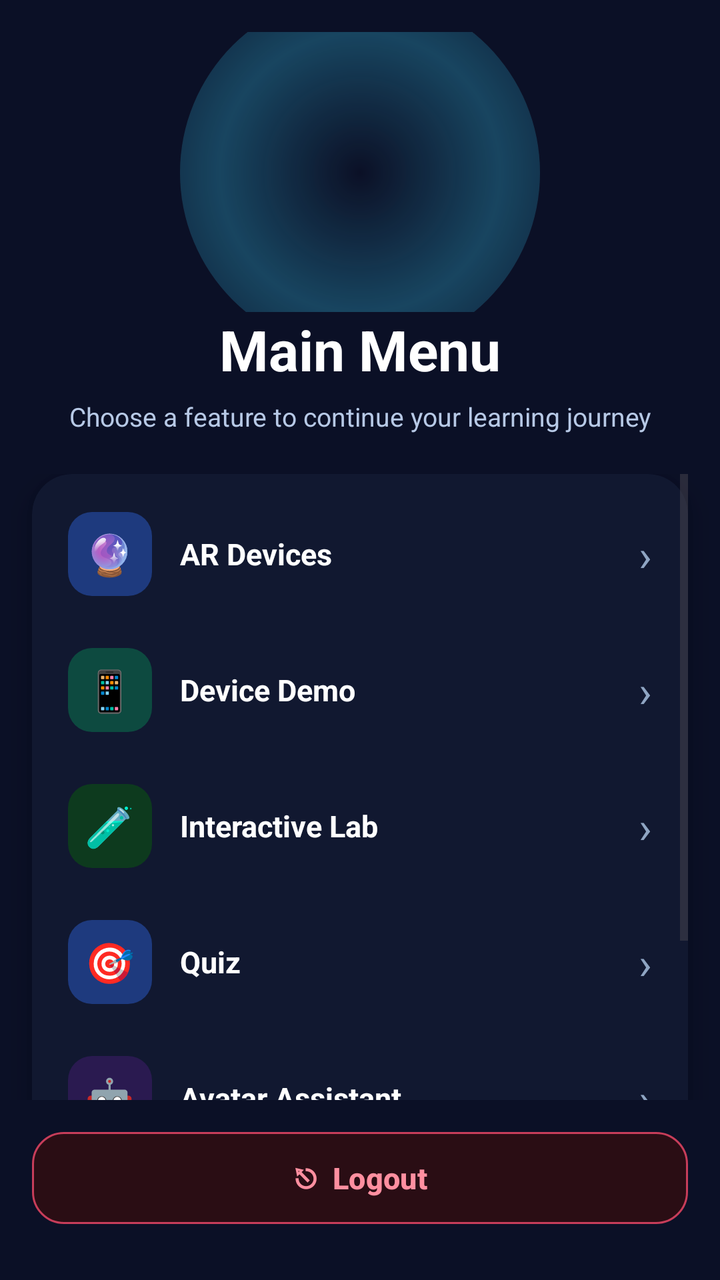
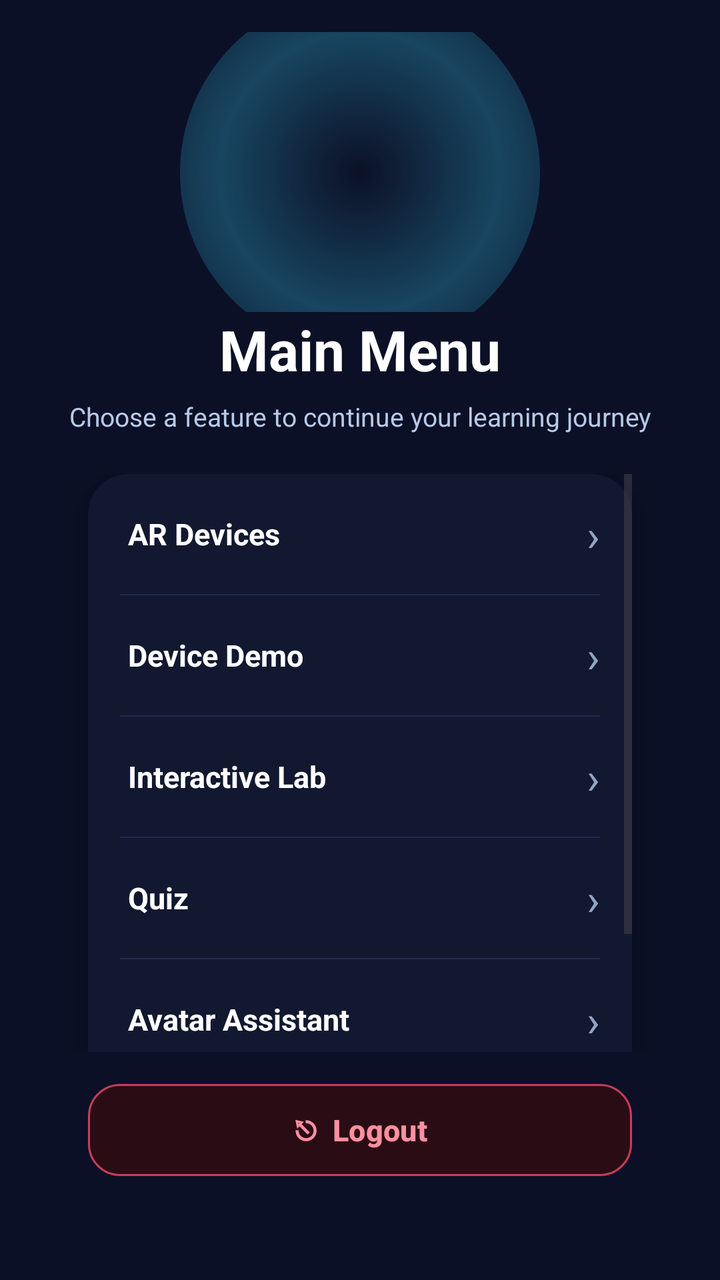

Two renders of the same Android screen: before a commit and after it. Below are the layout's source before the change and the commit's diff.
<!-- AndroidManifest.xml: application theme Theme.ComputerNetworkDeviceARApp -->
<!-- res/layout/activity_main_menu.xml -->
<?xml version="1.0" encoding="utf-8"?>
<LinearLayout
    xmlns:android="http://schemas.android.com/apk/res/android"
    xmlns:app="http://schemas.android.com/apk/res-auto"
    android:layout_width="match_parent"
    android:layout_height="match_parent"
    android:orientation="vertical"
    android:background="#0B1026">

    
    <FrameLayout
        android:layout_width="match_parent"
        android:layout_height="140dp"
        android:layout_marginTop="16dp">

        <View
            android:layout_width="180dp"
            android:layout_height="180dp"
            android:layout_gravity="center_horizontal"
            android:layout_marginTop="-20dp"
            android:background="@drawable/bg_glow_circle"/>

        <ImageView
            android:layout_width="80dp"
            android:layout_height="80dp"
            android:layout_gravity="center_horizontal"
            android:layout_marginTop="20dp"
            android:src="@mipmap/ic_launcher"
            android:scaleType="fitCenter"/>
    </FrameLayout>

    
    <TextView
        android:layout_width="match_parent"
        android:layout_height="wrap_content"
        android:text="Main Menu"
        android:textAlignment="center"
        android:textColor="#FFFFFF"
        android:textSize="28sp"
        android:textStyle="bold"
        android:layout_marginBottom="6dp"/>

    <TextView
        android:layout_width="match_parent"
        android:layout_height="wrap_content"
        android:text="Choose a feature to continue your learning journey"
        android:textAlignment="center"
        android:textColor="#B7C9E6"
        android:textSize="13sp"
        android:paddingStart="24dp"
        android:paddingEnd="24dp"
        android:layout_marginBottom="20dp"/>

    
    <ScrollView
        android:layout_width="match_parent"
        android:layout_height="0dp"
        android:layout_weight="1"
        android:paddingStart="16dp"
        android:paddingEnd="16dp"
        android:clipToPadding="false">

        <androidx.cardview.widget.CardView
            android:layout_width="match_parent"
            android:layout_height="wrap_content"
            app:cardCornerRadius="20dp"
            app:cardBackgroundColor="#111830"
            app:cardElevation="8dp">

            <LinearLayout
                android:layout_width="match_parent"
                android:layout_height="wrap_content"
                android:orientation="vertical"
                android:padding="8dp">

                
                <LinearLayout
                    android:id="@+id/btnAR"
                    android:layout_width="match_parent"
                    android:layout_height="64dp"
                    android:orientation="horizontal"
                    android:gravity="center_vertical"
                    android:padding="10dp"
                    android:background="@drawable/bg_menu_item"
                    android:layout_marginBottom="4dp">
                    <LinearLayout
                        android:layout_width="42dp"
                        android:layout_height="42dp"
                        android:background="@drawable/bg_menu_icon_blue"
                        android:gravity="center"
                        android:layout_marginEnd="14dp">
                        <TextView android:layout_width="wrap_content" android:layout_height="wrap_content"
                            android:text="🔮" android:textSize="20sp"/>
                    </LinearLayout>
                    <TextView
                        android:layout_width="0dp"
                        android:layout_height="wrap_content"
                        android:layout_weight="1"
                        android:text="AR Devices"
                        android:textColor="#FFFFFF"
                        android:textSize="15sp"
                        android:textStyle="bold"/>
                    <TextView android:layout_width="wrap_content" android:layout_height="wrap_content"
                        android:text="›" android:textColor="#8FA5C3" android:textSize="22sp"/>
                </LinearLayout>

                
                <LinearLayout
                    android:id="@+id/btnDeviceDemo"
                    android:layout_width="match_parent"
                    android:layout_height="64dp"
                    android:orientation="horizontal"
                    android:gravity="center_vertical"
                    android:padding="10dp"
                    android:background="@drawable/bg_menu_item"
                    android:layout_marginBottom="4dp">
                    <LinearLayout
                        android:layout_width="42dp"
                        android:layout_height="42dp"
                        android:background="@drawable/bg_menu_icon_teal"
                        android:gravity="center"
                        android:layout_marginEnd="14dp">
                        <TextView android:layout_width="wrap_content" android:layout_height="wrap_content"
                            android:text="📱" android:textSize="20sp"/>
                    </LinearLayout>
                    <TextView
                        android:layout_width="0dp"
                        android:layout_height="wrap_content"
                        android:layout_weight="1"
                        android:text="Device Demo"
                        android:textColor="#FFFFFF"
                        android:textSize="15sp"
                        android:textStyle="bold"/>
                    <TextView android:layout_width="wrap_content" android:layout_height="wrap_content"
                        android:text="›" android:textColor="#8FA5C3" android:textSize="22sp"/>
                </LinearLayout>

                
                <LinearLayout
                    android:id="@+id/btnNetworkLab"
                    android:layout_width="match_parent"
                    android:layout_height="64dp"
                    android:orientation="horizontal"
                    android:gravity="center_vertical"
                    android:padding="10dp"
                    android:background="@drawable/bg_menu_item"
                    android:layout_marginBottom="4dp">
                    <LinearLayout
                        android:layout_width="42dp"
                        android:layout_height="42dp"
                        android:background="@drawable/bg_menu_icon_green"
                        android:gravity="center"
                        android:layout_marginEnd="14dp">
                        <TextView android:layout_width="wrap_content" android:layout_height="wrap_content"
                            android:text="🧪" android:textSize="20sp"/>
                    </LinearLayout>
                    <TextView
                        android:layout_width="0dp"
                        android:layout_height="wrap_content"
                        android:layout_weight="1"
                        android:text="Interactive Lab"
                        android:textColor="#FFFFFF"
                        android:textSize="15sp"
                        android:textStyle="bold"/>
                    <TextView android:layout_width="wrap_content" android:layout_height="wrap_content"
                        android:text="›" android:textColor="#8FA5C3" android:textSize="22sp"/>
                </LinearLayout>

                
                <LinearLayout
                    android:id="@+id/btnQuiz"
                    android:layout_width="match_parent"
                    android:layout_height="64dp"
                    android:orientation="horizontal"
                    android:gravity="center_vertical"
                    android:padding="10dp"
                    android:background="@drawable/bg_menu_item"
                    android:layout_marginBottom="4dp">
                    <LinearLayout
                        android:layout_width="42dp"
                        android:layout_height="42dp"
                        android:background="@drawable/bg_menu_icon_blue"
                        android:gravity="center"
                        android:layout_marginEnd="14dp">
                        <TextView android:layout_width="wrap_content" android:layout_height="wrap_content"
                            android:text="🎯" android:textSize="20sp"/>
                    </LinearLayout>
                    <TextView
                        android:layout_width="0dp"
                        android:layout_height="wrap_content"
                        android:layout_weight="1"
                        android:text="Quiz"
                        android:textColor="#FFFFFF"
                        android:textSize="15sp"
                        android:textStyle="bold"/>
                    <TextView android:layout_width="wrap_content" android:layout_height="wrap_content"
                        android:text="›" android:textColor="#8FA5C3" android:textSize="22sp"/>
                </LinearLayout>

                
                <LinearLayout
                    android:id="@+id/btnAvatar"
                    android:layout_width="match_parent"
                    android:layout_height="64dp"
                    android:orientation="horizontal"
                    android:gravity="center_vertical"
                    android:padding="10dp"
                    android:background="@drawable/bg_menu_item"
                    android:layout_marginBottom="4dp">
                    <LinearLayout
                        android:layout_width="42dp"
                        android:layout_height="42dp"
                        android:background="@drawable/bg_menu_icon_purple"
                        android:gravity="center"
                        android:layout_marginEnd="14dp">
                        <TextView android:layout_width="wrap_content" android:layout_height="wrap_content"
                            android:text="🤖" android:textSize="20sp"/>
                    </LinearLayout>
                    <TextView
                        android:layout_width="0dp"
                        android:layout_height="wrap_content"
                        android:layout_weight="1"
                        android:text="Avatar Assistant"
                        android:textColor="#FFFFFF"
                        android:textSize="15sp"
                        android:textStyle="bold"/>
                    <TextView android:layout_width="wrap_content" android:layout_height="wrap_content"
                        android:text="›" android:textColor="#8FA5C3" android:textSize="22sp"/>
                </LinearLayout>

                
                <LinearLayout
                    android:id="@+id/btnCombinedAR"
                    android:layout_width="match_parent"
                    android:layout_height="64dp"
                    android:orientation="horizontal"
                    android:gravity="center_vertical"
                    android:padding="10dp"
                    android:background="@drawable/bg_menu_item">
                    <LinearLayout
                        android:layout_width="42dp"
                        android:layout_height="42dp"
                        android:background="@drawable/bg_menu_icon_purple"
                        android:gravity="center"
                        android:layout_marginEnd="14dp">
                        <TextView android:layout_width="wrap_content" android:layout_height="wrap_content"
                            android:text="📚" android:textSize="20sp"/>
                    </LinearLayout>
                    <TextView
                        android:layout_width="0dp"
                        android:layout_height="wrap_content"
                        android:layout_weight="1"
                        android:text="AR + Avatar"
                        android:textColor="#FFFFFF"
                        android:textSize="15sp"
                        android:textStyle="bold"/>
                    <TextView android:layout_width="wrap_content" android:layout_height="wrap_content"
                        android:text="›" android:textColor="#8FA5C3" android:textSize="22sp"/>
                </LinearLayout>

            </LinearLayout>
        </androidx.cardview.widget.CardView>
    </ScrollView>

    
    <com.google.android.material.button.MaterialButton
        android:id="@+id/btnExit"
        android:layout_width="match_parent"
        android:layout_height="54dp"
        android:layout_marginStart="16dp"
        android:layout_marginEnd="16dp"
        android:layout_marginTop="12dp"
        android:layout_marginBottom="24dp"
        android:text="⎋  Logout"
        android:textAllCaps="false"
        android:textColor="#FF8FA0"
        android:textSize="15sp"
        android:textStyle="bold"
        app:backgroundTint="#2A0D14"
        app:cornerRadius="16dp"
        app:strokeColor="#C73D5A"
        app:strokeWidth="1dp"/>

</LinearLayout>
<!-- resources referenced by this layout -->
<resources>
  <!-- drawable bg_glow_circle (drawable) -->
  <?xml version="1.0" encoding="utf-8"?>
  <shape xmlns:android="http://schemas.android.com/apk/res/android"
      android:shape="oval">
      <gradient
          android:type="radial"
          android:gradientRadius="140dp"
          android:centerColor="#4438D6FF"
          android:endColor="#0038D6FF" />
  </shape>
  <!-- drawable bg_menu_icon_blue (drawable) -->
  <?xml version="1.0" encoding="utf-8"?>
  <shape xmlns:android="http://schemas.android.com/apk/res/android">
      <solid android:color="#1E3A7E"/>
      <corners android:radius="12dp"/>
  </shape>
  <!-- drawable bg_menu_icon_green (drawable) -->
  <?xml version="1.0" encoding="utf-8"?>
  <shape xmlns:android="http://schemas.android.com/apk/res/android">
      <solid android:color="#0D3A1E"/>
      <corners android:radius="12dp"/>
  </shape>
  <!-- drawable bg_menu_icon_purple (drawable) -->
  <?xml version="1.0" encoding="utf-8"?>
  <shape xmlns:android="http://schemas.android.com/apk/res/android">
      <solid android:color="#2A1A50"/>
      <corners android:radius="12dp"/>
  </shape>
  <!-- drawable bg_menu_icon_teal (drawable) -->
  <?xml version="1.0" encoding="utf-8"?>
  <shape xmlns:android="http://schemas.android.com/apk/res/android">
      <solid android:color="#0D4A40"/>
      <corners android:radius="12dp"/>
  </shape>
  <!-- drawable bg_menu_item (drawable) -->
  <?xml version="1.0" encoding="utf-8"?>
  <selector xmlns:android="http://schemas.android.com/apk/res/android">
      <item android:state_pressed="true">
          <shape>
              <solid android:color="#1E2A50"/>
              <corners android:radius="14dp"/>
          </shape>
      </item>
      <item>
          <shape>
              <solid android:color="#00000000"/>
              <corners android:radius="14dp"/>
          </shape>
      </item>
  </selector>
  <!-- mipmap ic_launcher (mipmap-anydpi-v26) -->
  <?xml version="1.0" encoding="utf-8"?>
  <adaptive-icon xmlns:android="http://schemas.android.com/apk/res/android">
      <background android:drawable="@drawable/ic_launcher_background"/>
      <foreground android:drawable="@mipmap/ic_launcher_foreground"/>
      <monochrome android:drawable="@mipmap/ic_launcher_foreground"/>
  </adaptive-icon>
  <style name="Theme.ComputerNetworkDeviceARApp" parent="Base.Theme.ComputerNetworkDeviceARApp" />
  <!-- drawable ic_launcher_background: vector/xml drawable (drawable, 4866 chars, omitted) -->
  <style name="Base.Theme.ComputerNetworkDeviceARApp" parent="Theme.Material3.DayNight.NoActionBar">
          
          
      </style>
</resources>

<!-- the commit's change to res/layout/activity_main_menu.xml (unified diff, before → after) -->
@@ -56,8 +56,8 @@
         android:layout_width="match_parent"
         android:layout_height="0dp"
         android:layout_weight="1"
-        android:paddingStart="16dp"
-        android:paddingEnd="16dp"
+        android:paddingStart="44dp"
+        android:paddingEnd="44dp"
         android:clipToPadding="false">
 
         <androidx.cardview.widget.CardView
@@ -70,28 +70,18 @@
             <LinearLayout
                 android:layout_width="match_parent"
                 android:layout_height="wrap_content"
-                android:orientation="vertical"
-                android:padding="8dp">
+                android:orientation="vertical">
 
                 
                 <LinearLayout
                     android:id="@+id/btnAR"
                     android:layout_width="match_parent"
-                    android:layout_height="64dp"
-                    android:orientation="horizontal"
-                    android:gravity="center_vertical"
-                    android:padding="10dp"
-                    android:background="@drawable/bg_menu_item"
-                    android:layout_marginBottom="4dp">
-                    <LinearLayout
-                        android:layout_width="42dp"
-                        android:layout_height="42dp"
-                        android:background="@drawable/bg_menu_icon_blue"
-                        android:gravity="center"
-                        android:layout_marginEnd="14dp">
-                        <TextView android:layout_width="wrap_content" android:layout_height="wrap_content"
-                            android:text="🔮" android:textSize="20sp"/>
-                    </LinearLayout>
+                    android:layout_height="60dp"
+                    android:orientation="horizontal"
+                    android:gravity="center_vertical"
+                    android:paddingStart="20dp"
+                    android:paddingEnd="16dp"
+                    android:background="@drawable/bg_menu_item">
                     <TextView
                         android:layout_width="0dp"
                         android:layout_height="wrap_content"
@@ -100,29 +90,28 @@
                         android:textColor="#FFFFFF"
                         android:textSize="15sp"
                         android:textStyle="bold"/>
-                    <TextView android:layout_width="wrap_content" android:layout_height="wrap_content"
-                        android:text="›" android:textColor="#8FA5C3" android:textSize="22sp"/>
-                </LinearLayout>
+                    <TextView
+                        android:layout_width="wrap_content"
+                        android:layout_height="wrap_content"
+                        android:text="›"
+                        android:textColor="#8FA5C3"
+                        android:textSize="22sp"/>
+                </LinearLayout>
+
+                <View android:layout_width="match_parent" android:layout_height="0.8dp"
+                    android:layout_marginStart="16dp" android:layout_marginEnd="16dp"
+                    android:background="#1E2A50"/>
 
                 
                 <LinearLayout
                     android:id="@+id/btnDeviceDemo"
                     android:layout_width="match_parent"
-                    android:layout_height="64dp"
-                    android:orientation="horizontal"
-                    android:gravity="center_vertical"
-                    android:padding="10dp"
-                    android:background="@drawable/bg_menu_item"
-                    android:layout_marginBottom="4dp">
-                    <LinearLayout
-                        android:layout_width="42dp"
-                        android:layout_height="42dp"
-                        android:background="@drawable/bg_menu_icon_teal"
-                        android:gravity="center"
-                        android:layout_marginEnd="14dp">
-                        <TextView android:layout_width="wrap_content" android:layout_height="wrap_content"
-                            android:text="📱" android:textSize="20sp"/>
-                    </LinearLayout>
+                    android:layout_height="60dp"
+                    android:orientation="horizontal"
+                    android:gravity="center_vertical"
+                    android:paddingStart="20dp"
+                    android:paddingEnd="16dp"
+                    android:background="@drawable/bg_menu_item">
                     <TextView
                         android:layout_width="0dp"
                         android:layout_height="wrap_content"
@@ -131,29 +120,28 @@
                         android:textColor="#FFFFFF"
                         android:textSize="15sp"
                         android:textStyle="bold"/>
-                    <TextView android:layout_width="wrap_content" android:layout_height="wrap_content"
-                        android:text="›" android:textColor="#8FA5C3" android:textSize="22sp"/>
-                </LinearLayout>
+                    <TextView
+                        android:layout_width="wrap_content"
+                        android:layout_height="wrap_content"
+                        android:text="›"
+                        android:textColor="#8FA5C3"
+                        android:textSize="22sp"/>
+                </LinearLayout>
+
+                <View android:layout_width="match_parent" android:layout_height="0.8dp"
+                    android:layout_marginStart="16dp" android:layout_marginEnd="16dp"
+                    android:background="#1E2A50"/>
 
                 
                 <LinearLayout
                     android:id="@+id/btnNetworkLab"
                     android:layout_width="match_parent"
-                    android:layout_height="64dp"
-                    android:orientation="horizontal"
-                    android:gravity="center_vertical"
-                    android:padding="10dp"
-                    android:background="@drawable/bg_menu_item"
-                    android:layout_marginBottom="4dp">
-                    <LinearLayout
-                        android:layout_width="42dp"
-                        android:layout_height="42dp"
-                        android:background="@drawable/bg_menu_icon_green"
-                        android:gravity="center"
-                        android:layout_marginEnd="14dp">
-                        <TextView android:layout_width="wrap_content" android:layout_height="wrap_content"
-                            android:text="🧪" android:textSize="20sp"/>
-                    </LinearLayout>
+                    android:layout_height="60dp"
+                    android:orientation="horizontal"
+                    android:gravity="center_vertical"
+                    android:paddingStart="20dp"
+                    android:paddingEnd="16dp"
+                    android:background="@drawable/bg_menu_item">
                     <TextView
                         android:layout_width="0dp"
                         android:layout_height="wrap_content"
@@ -162,29 +150,28 @@
                         android:textColor="#FFFFFF"
                         android:textSize="15sp"
                         android:textStyle="bold"/>
-                    <TextView android:layout_width="wrap_content" android:layout_height="wrap_content"
-                        android:text="›" android:textColor="#8FA5C3" android:textSize="22sp"/>
-                </LinearLayout>
+                    <TextView
+                        android:layout_width="wrap_content"
+                        android:layout_height="wrap_content"
+                        android:text="›"
+                        android:textColor="#8FA5C3"
+                        android:textSize="22sp"/>
+                </LinearLayout>
+
+                <View android:layout_width="match_parent" android:layout_height="0.8dp"
+                    android:layout_marginStart="16dp" android:layout_marginEnd="16dp"
+                    android:background="#1E2A50"/>
 
                 
                 <LinearLayout
                     android:id="@+id/btnQuiz"
                     android:layout_width="match_parent"
-                    android:layout_height="64dp"
-                    android:orientation="horizontal"
-                    android:gravity="center_vertical"
-                    android:padding="10dp"
-                    android:background="@drawable/bg_menu_item"
-                    android:layout_marginBottom="4dp">
-                    <LinearLayout
-                        android:layout_width="42dp"
-                        android:layout_height="42dp"
-                        android:background="@drawable/bg_menu_icon_blue"
-                        android:gravity="center"
-                        android:layout_marginEnd="14dp">
-                        <TextView android:layout_width="wrap_content" android:layout_height="wrap_content"
-                            android:text="🎯" android:textSize="20sp"/>
-                    </LinearLayout>
+                    android:layout_height="60dp"
+                    android:orientation="horizontal"
+                    android:gravity="center_vertical"
+                    android:paddingStart="20dp"
+                    android:paddingEnd="16dp"
+                    android:background="@drawable/bg_menu_item">
                     <TextView
                         android:layout_width="0dp"
                         android:layout_height="wrap_content"
@@ -193,29 +180,28 @@
                         android:textColor="#FFFFFF"
                         android:textSize="15sp"
                         android:textStyle="bold"/>
-                    <TextView android:layout_width="wrap_content" android:layout_height="wrap_content"
-                        android:text="›" android:textColor="#8FA5C3" android:textSize="22sp"/>
-                </LinearLayout>
+                    <TextView
+                        android:layout_width="wrap_content"
+                        android:layout_height="wrap_content"
+                        android:text="›"
+                        android:textColor="#8FA5C3"
+                        android:textSize="22sp"/>
+                </LinearLayout>
+
+                <View android:layout_width="match_parent" android:layout_height="0.8dp"
+                    android:layout_marginStart="16dp" android:layout_marginEnd="16dp"
+                    android:background="#1E2A50"/>
 
                 
                 <LinearLayout
                     android:id="@+id/btnAvatar"
                     android:layout_width="match_parent"
-                    android:layout_height="64dp"
-                    android:orientation="horizontal"
-                    android:gravity="center_vertical"
-                    android:padding="10dp"
-                    android:background="@drawable/bg_menu_item"
-                    android:layout_marginBottom="4dp">
-                    <LinearLayout
-                        android:layout_width="42dp"
-                        android:layout_height="42dp"
-                        android:background="@drawable/bg_menu_icon_purple"
-                        android:gravity="center"
-                        android:layout_marginEnd="14dp">
-                        <TextView android:layout_width="wrap_content" android:layout_height="wrap_content"
-                            android:text="🤖" android:textSize="20sp"/>
-                    </LinearLayout>
+                    android:layout_height="60dp"
+                    android:orientation="horizontal"
+                    android:gravity="center_vertical"
+                    android:paddingStart="20dp"
+                    android:paddingEnd="16dp"
+                    android:background="@drawable/bg_menu_item">
                     <TextView
                         android:layout_width="0dp"
                         android:layout_height="wrap_content"
@@ -224,28 +210,28 @@
                         android:textColor="#FFFFFF"
                         android:textSize="15sp"
                         android:textStyle="bold"/>
-                    <TextView android:layout_width="wrap_content" android:layout_height="wrap_content"
-                        android:text="›" android:textColor="#8FA5C3" android:textSize="22sp"/>
-                </LinearLayout>
+                    <TextView
+                        android:layout_width="wrap_content"
+                        android:layout_height="wrap_content"
+                        android:text="›"
+                        android:textColor="#8FA5C3"
+                        android:textSize="22sp"/>
+                </LinearLayout>
+
+                <View android:layout_width="match_parent" android:layout_height="0.8dp"
+                    android:layout_marginStart="16dp" android:layout_marginEnd="16dp"
+                    android:background="#1E2A50"/>
 
                 
                 <LinearLayout
                     android:id="@+id/btnCombinedAR"
                     android:layout_width="match_parent"
-                    android:layout_height="64dp"
-                    android:orientation="horizontal"
-                    android:gravity="center_vertical"
-                    android:padding="10dp"
-                    android:background="@drawable/bg_menu_item">
-                    <LinearLayout
-                        android:layout_width="42dp"
-                        android:layout_height="42dp"
-                        android:background="@drawable/bg_menu_icon_purple"
-                        android:gravity="center"
-                        android:layout_marginEnd="14dp">
-                        <TextView android:layout_width="wrap_content" android:layout_height="wrap_content"
-                            android:text="📚" android:textSize="20sp"/>
-                    </LinearLayout>
+                    android:layout_height="60dp"
+                    android:orientation="horizontal"
+                    android:gravity="center_vertical"
+                    android:paddingStart="20dp"
+                    android:paddingEnd="16dp"
+                    android:background="@drawable/bg_menu_item">
                     <TextView
                         android:layout_width="0dp"
                         android:layout_height="wrap_content"
@@ -254,8 +240,12 @@
                         android:textColor="#FFFFFF"
                         android:textSize="15sp"
                         android:textStyle="bold"/>
-                    <TextView android:layout_width="wrap_content" android:layout_height="wrap_content"
-                        android:text="›" android:textColor="#8FA5C3" android:textSize="22sp"/>
+                    <TextView
+                        android:layout_width="wrap_content"
+                        android:layout_height="wrap_content"
+                        android:text="›"
+                        android:textColor="#8FA5C3"
+                        android:textSize="22sp"/>
                 </LinearLayout>
 
             </LinearLayout>
@@ -267,10 +257,10 @@
         android:id="@+id/btnExit"
         android:layout_width="match_parent"
         android:layout_height="54dp"
-        android:layout_marginStart="16dp"
-        android:layout_marginEnd="16dp"
+        android:layout_marginStart="44dp"
+        android:layout_marginEnd="44dp"
         android:layout_marginTop="12dp"
-        android:layout_marginBottom="24dp"
+        android:layout_marginBottom="48dp"
         android:text="⎋  Logout"
         android:textAllCaps="false"
         android:textColor="#FF8FA0"
<!-- resource entries referenced after the edit -->
@@ -9,30 +9,6 @@
           android:gradientRadius="140dp"
           android:centerColor="#4438D6FF"
           android:endColor="#0038D6FF" />
-  </shape>
-  <!-- drawable bg_menu_icon_blue (drawable) -->
-  <?xml version="1.0" encoding="utf-8"?>
-  <shape xmlns:android="http://schemas.android.com/apk/res/android">
-      <solid android:color="#1E3A7E"/>
-      <corners android:radius="12dp"/>
-  </shape>
-  <!-- drawable bg_menu_icon_green (drawable) -->
-  <?xml version="1.0" encoding="utf-8"?>
-  <shape xmlns:android="http://schemas.android.com/apk/res/android">
-      <solid android:color="#0D3A1E"/>
-      <corners android:radius="12dp"/>
-  </shape>
-  <!-- drawable bg_menu_icon_purple (drawable) -->
-  <?xml version="1.0" encoding="utf-8"?>
-  <shape xmlns:android="http://schemas.android.com/apk/res/android">
-      <solid android:color="#2A1A50"/>
-      <corners android:radius="12dp"/>
-  </shape>
-  <!-- drawable bg_menu_icon_teal (drawable) -->
-  <?xml version="1.0" encoding="utf-8"?>
-  <shape xmlns:android="http://schemas.android.com/apk/res/android">
-      <solid android:color="#0D4A40"/>
-      <corners android:radius="12dp"/>
   </shape>
   <!-- drawable bg_menu_item (drawable) -->
   <?xml version="1.0" encoding="utf-8"?>
